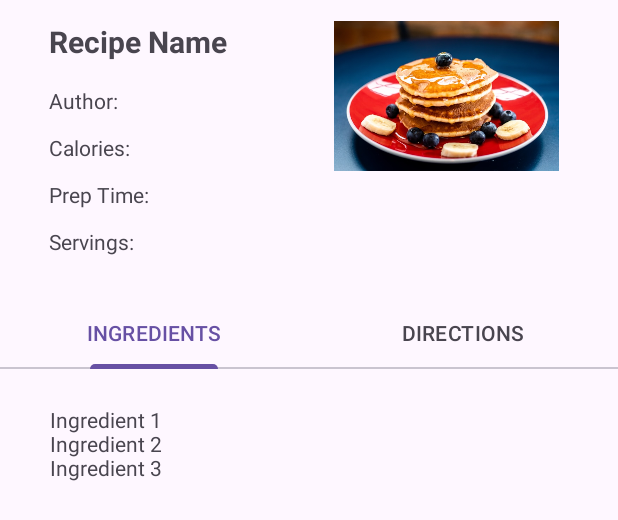
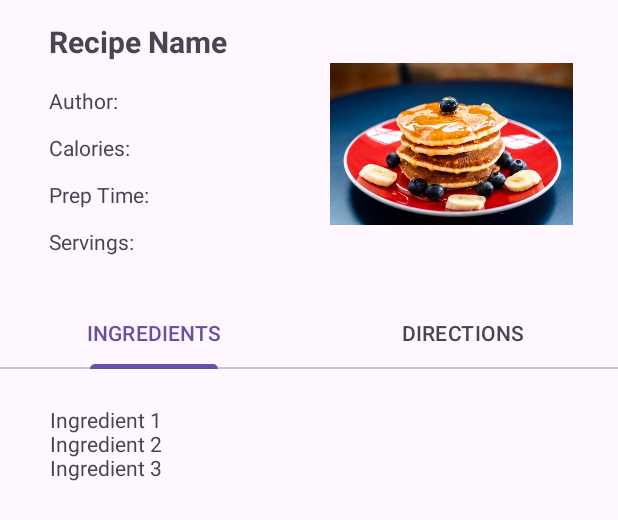
Before and after one commit to CS5520FeinbergSpring2024/team-project-group2, an Android app: the layout activity_full_recipe.xml on its own in the app's theme, with its tools: preview values and no code run, on a phone screen of 412 x 824 dp. Shown: the top 520 px of the screen. Run offline under Robolectric (Android 15) with nearby library versions, the phone set to English and light mode, and no system bars.

Commit message:
recipe page changes

```diff
--- a/app/src/main/res/layout/activity_full_recipe.xml
+++ b/app/src/main/res/layout/activity_full_recipe.xml
@@ -128,15 +128,15 @@
 
     <ImageView
         android:id="@+id/imageView"
-        android:layout_width="150dp"
+        android:layout_width="162dp"
         android:layout_height="150dp"
         android:scaleType="fitStart"
         app:layout_constraintBottom_toTopOf="@+id/guideline"
         app:layout_constraintEnd_toEndOf="parent"
-        app:layout_constraintHorizontal_bias="0.85"
+        app:layout_constraintHorizontal_bias="0.88"
         app:layout_constraintStart_toStartOf="parent"
-        app:layout_constraintTop_toTopOf="@id/recipeNameId"
-        app:layout_constraintVertical_bias="0.0"
+        app:layout_constraintTop_toBottomOf="@id/recipeNameId"
+        app:layout_constraintVertical_bias="0.110000014"
         tools:srcCompat="@drawable/sample_food" />
 
     <androidx.constraintlayout.widget.Guideline
```
Also changed, not shown: app/src/main/java/edu/northeastern/recipeasy/activities/FullRecipeActivity.java (+4 -4 lines).
